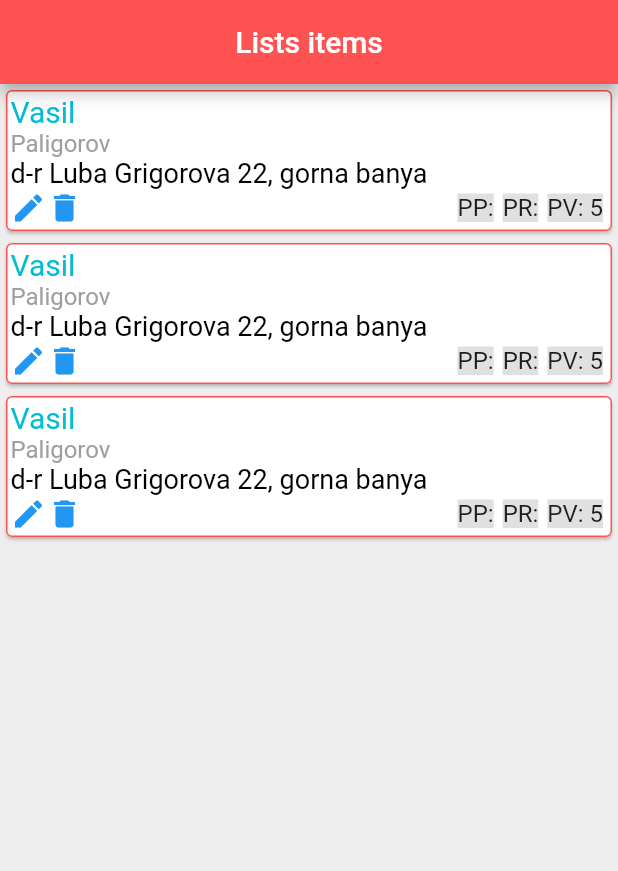
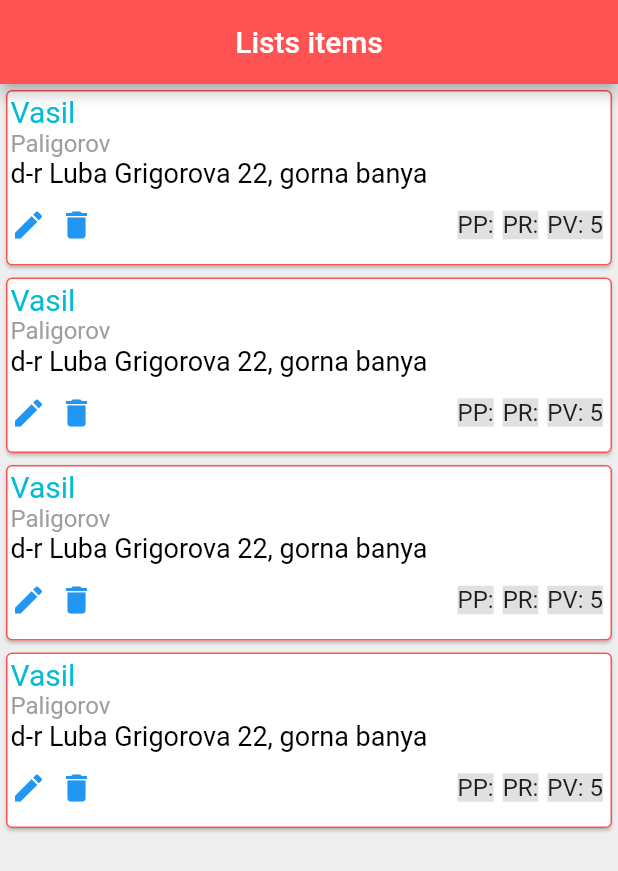
Before and after one commit to CreoTech-Group/FlutterTestRepo, a Flutter app: the screen it shows after launch, on a phone screen of 412 x 824 dp. Shown: the top 871 px of the screen. Run offline on Flutter 3.47's test engine with Material 2 defaults, Android fonts, the phone set to English and light mode, and no system bars.

Commit message:
Delete button added but is still not working.

```diff
--- /dev/null
+++ b/untitled1/lib/items.dart
@@ -0,0 +1,7 @@
+class Item{
+  late String t1;
+  late String t2;
+  late String t3;
+
+  Item(this.t1, this.t2, this.t3);
+}
--- a/untitled1/lib/list_item.dart
+++ b/untitled1/lib/list_item.dart
@@ -1,56 +1,77 @@
 import 'package:flutter/cupertino.dart';
 import 'package:flutter/material.dart';
+import 'items.dart';
 
-class ListItem extends StatelessWidget{
-  late String t1;
-  late String t2;
-  late String t3;
+class ListItem extends StatelessWidget {
+  late Item item;
+  late VoidCallback delete;
 
-  ListItem(this.t1, this.t2, this.t3);
+  ListItem({required this.item, required this.delete});
+
 
   @override
   Widget build(BuildContext context) {
     return Card(
       shape: RoundedRectangleBorder(
           borderRadius: BorderRadius.circular(4.0),
-          side: const BorderSide(color: Colors.redAccent, width: 1.0)
-      ),
+          side: const BorderSide(color: Colors.redAccent, width: 1.0)),
       child: Container(
         margin: EdgeInsets.all(3),
         child: Row(
-          children:[
+          children: [
             Expanded(
               child: Column(
                 mainAxisSize: MainAxisSize.min,
                 crossAxisAlignment: CrossAxisAlignment.start,
-                children:[
-                  Text(t1, style: TextStyle( fontSize: 20, color: Colors.cyan), ),
-                  Text(t2, style: TextStyle( fontSize: 16, color: Colors.grey), ),
-                  Text(t3, style: TextStyle( fontSize: 18, color: Colors.black),),
+                children: [
+                  Text(item.t1,
+                      style: TextStyle(fontSize: 20, color: Colors.cyan)),
+                  Text(item.t2,
+                      style: TextStyle(fontSize: 16, color: Colors.grey)),
+                  Text(item.t3,
+                      style: TextStyle(fontSize: 18, color: Colors.black)),
                   Row(
                     mainAxisAlignment: MainAxisAlignment.spaceBetween,
                     mainAxisSize: MainAxisSize.max,
                     children: [
                       Row(
                         children: [
-                          Icon(Icons.edit, color: Colors.blue,),
-                          Icon(Icons.delete, color: Colors.blue,)
+                          Icon(
+                            Icons.edit,
+                            color: Colors.blue,
+                          ),
+                          TextButton.icon(
+                              onPressed: delete,
+                              icon: Icon(
+                                Icons.delete,
+                                color: Colors.blue,
+                              ),
+                              label: Text("       ")),
                         ],
                       ),
                       Row(
                         children: [
                           Container(
-                            child: Text("PP:", style: TextStyle(fontSize: 16),),
+                            child: Text(
+                              "PP:",
+                              style: TextStyle(fontSize: 16),
+                            ),
                             color: Colors.grey[300],
                             margin: EdgeInsets.all(3),
                           ),
                           Container(
-                            child: Text("PR:", style: TextStyle(fontSize: 16),),
+                            child: Text(
+                              "PR:",
+                              style: TextStyle(fontSize: 16),
+                            ),
                             color: Colors.grey[300],
                             margin: EdgeInsets.all(3),
                           ),
                           Container(
-                            child: Text("PV: 5", style: TextStyle(fontSize: 16),),
+                            child: Text(
+                              "PV: 5",
+                              style: TextStyle(fontSize: 16),
+                            ),
                             color: Colors.grey[300],
                             margin: EdgeInsets.all(3),
                           )
--- a/untitled1/lib/main.dart
+++ b/untitled1/lib/main.dart
@@ -1,6 +1,6 @@
 import 'package:flutter/material.dart';
-import 'names.dart';
 import 'list_item.dart';
+import 'items.dart';
 
 
 void main() => runApp(MaterialApp(
@@ -17,14 +17,16 @@ class Home extends StatefulWidget {
 class _HomeState extends State<Home> {
   get onPressed => null;
 
-  List<ListItem> items = [
-    ListItem("Vasil", "Paligorov", "d-r Luba Grigorova 22, gorna banya"),
-    ListItem("Vasil", "Paligorov", "d-r Luba Grigorova 22, gorna banya"),
-    ListItem("Vasil", "Paligorov", "d-r Luba Grigorova 22, gorna banya")
-  ];
-
   @override
   Widget build(BuildContext context) {
+
+    List<Item> items = [
+      Item("Vasil", "Paligorov", "d-r Luba Grigorova 22, gorna banya"),
+      Item("Vasil", "Paligorov", "d-r Luba Grigorova 22, gorna banya"),
+      Item("Vasil", "Paligorov", "d-r Luba Grigorova 22, gorna banya"),
+      Item("Vasil", "Paligorov", "d-r Luba Grigorova 22, gorna banya")
+    ];
+
     return Scaffold(
       backgroundColor: Colors.grey[200],
       appBar: AppBar(
@@ -34,73 +36,16 @@ class _HomeState extends State<Home> {
       ),
       body: SafeArea(
         child: Column(
-          children: items.map((item) => item).toList(),
+          children: items.map((item) => ListItem(
+              item: item,
+              delete: () {
+                setState(() {
+                  items.remove(item);
+                });
+              },
+          )).toList(),
         ),
       ),
     );
   }
 }
-// appBar: AppBar(
-// title: const Text(
-// 'my first app',
-// style: TextStyle(
-// fontSize: 20,
-// fontWeight: FontWeight.bold,
-// letterSpacing: 2,
-// fontFamily: 'IndieFlower',
-// ),
-// ),
-// centerTitle: true,
-// backgroundColor: Colors.orange,
-// ),
-// body: SafeArea(
-// child: Row(
-// children: [
-// Expanded(
-// flex: 3,
-// child: Container(
-// padding: EdgeInsets.all(30.0),
-// color: Colors.red,
-// child: Text(
-// i.toString(),
-// textAlign: TextAlign.center,
-// ),
-// ),
-// ),
-// Expanded(
-// flex: 2,
-// child: Container(
-// padding: EdgeInsets.all(30.0),
-// color: Colors.orange,
-// child: Text(
-// (i+1).toString(),
-// textAlign: TextAlign.center
-// )
-// ),
-// ),
-// Expanded(
-// flex: 3,
-// child: Container(
-// padding: EdgeInsets.all(30.0),
-// color: Colors.yellow,
-// child: Text(
-// (i+2).toString(),
-// textAlign: TextAlign.center
-// ),
-//
-// ),
-// )
-// ],
-// )
-// ),
-// floatingActionButton: FloatingActionButton(
-// onPressed: () {
-// setState(() {
-// i++;
-// });
-// },
-// child: Icon(Icons.add),
-// backgroundColor: Colors.orange,
-// ),
-// );
-// }
--- a/untitled1/lib/names.dart
+++ /dev/null
@@ -1,6 +0,0 @@
-class Name{
-  late String text;
-  late String name;
-
-  Name(this.name, [this.text = " "]);
-}
```
